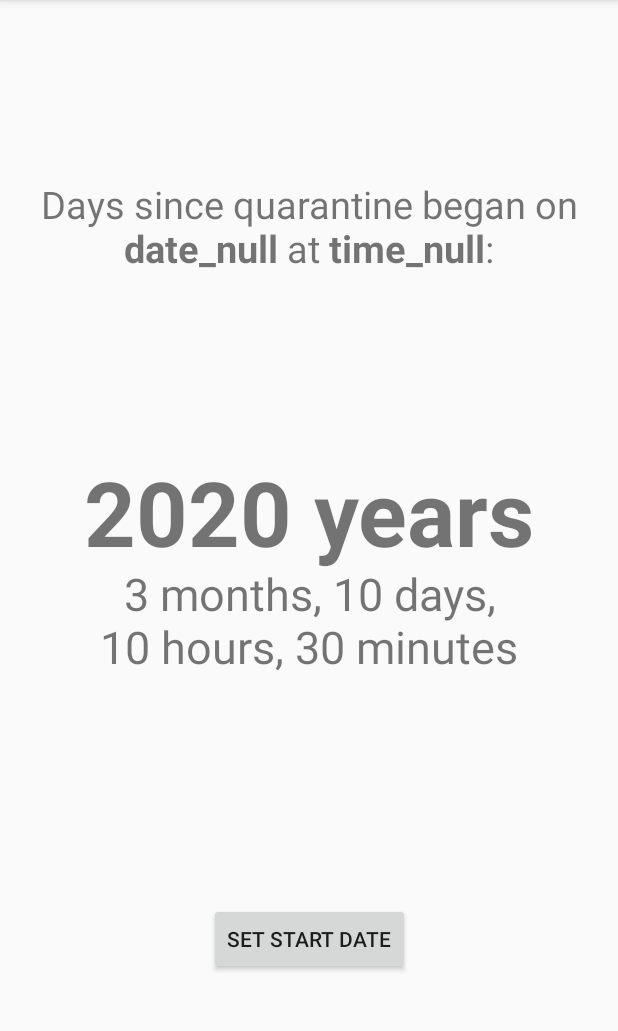
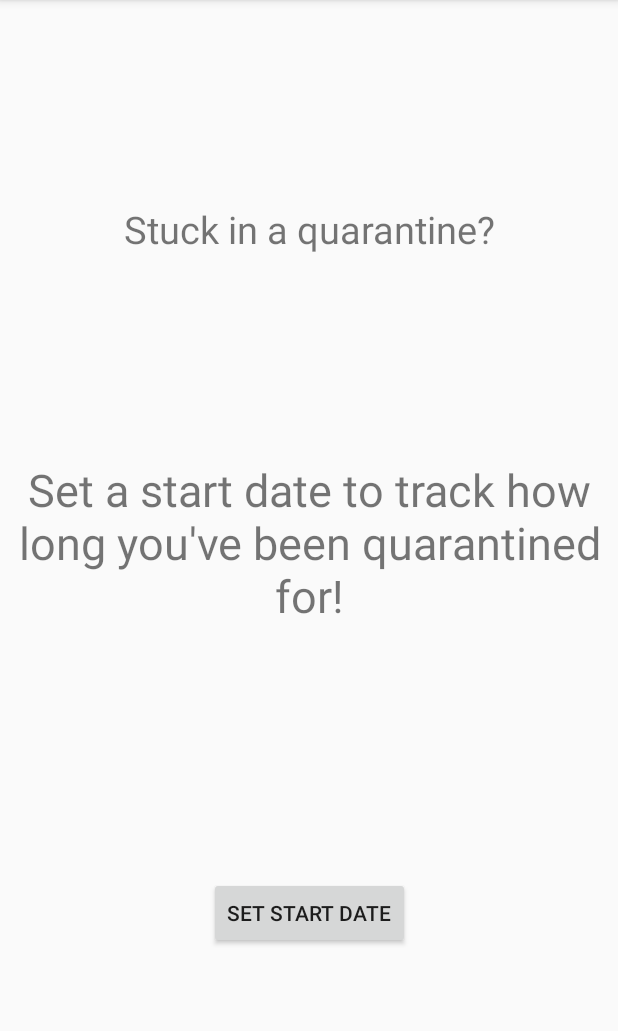
Before and after one commit to henryinqz/Quarantine-Time, an Android app: the screen it shows after launch (MainActivity), on a phone screen of 412 x 824 dp, the part 84-1115 px from its top. Run offline under Robolectric (Android 15) with nearby library versions, the phone set to English and light mode, and no system bars; Roboto replaces fonts that are not available here.

Commit message:
Fixed unwanted string updates when no date/time set

```diff
--- a/app/src/main/java/com/henry/quarantinetime/MainActivity.java
+++ b/app/src/main/java/com/henry/quarantinetime/MainActivity.java
@@ -73,9 +73,7 @@ public class MainActivity extends AppCompatActivity implements DatePickerDialog.
         });
 
         loadStartDate();
-        if (startDateTime != null) { // Date is set
-            updateViews();
-        }
+        updateViews();
     }
 
     @Override
@@ -148,8 +146,7 @@ public class MainActivity extends AppCompatActivity implements DatePickerDialog.
         int hour = sharedPref.getInt(START_HOUR, 0);
         int min = sharedPref.getInt(START_MIN, 0);
 
-        startDateTime = LocalDateTime.of(year, month, day, hour , min, 0);
-
+        startDateTime = LocalDateTime.of(year, month, day, hour, min, 0);
     }
 
     public void updateViews() {
@@ -162,6 +159,10 @@ public class MainActivity extends AppCompatActivity implements DatePickerDialog.
         long hours = TimeUnit.MILLISECONDS.toHours(Math.abs(end - start)) - TimeUnit.DAYS.toHours(days);
         long mins = TimeUnit.MILLISECONDS.toMinutes(Math.abs(end - start)) - TimeUnit.HOURS.toMinutes(hours) - TimeUnit.DAYS.toMinutes(days);
         */
+
+        if (startDateTime == null || (startDate.equals("date_null") && startTime.equals("time_null")))  {// Exit method if date/time is not set
+            return;
+        }
 
         // Update current date
         currDateTime = LocalDateTime.now();
```
